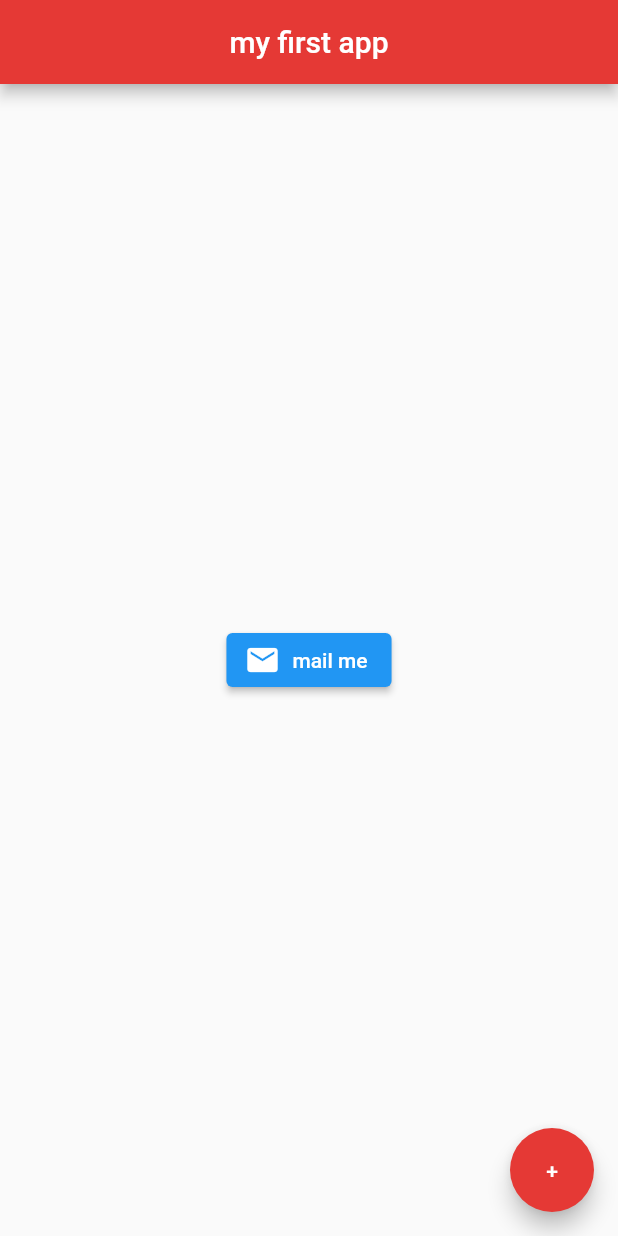
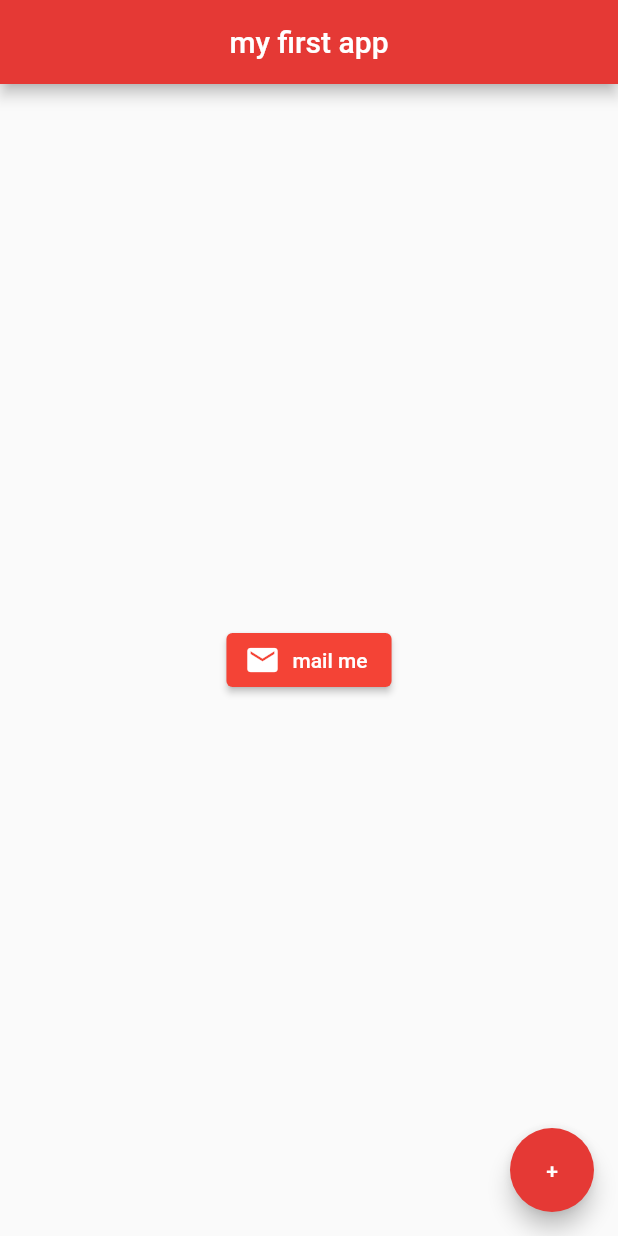
Before and after one commit to habibfr/Aplikasi-Flutter, a Flutter app: the screen it shows after launch, on a phone screen of 412 x 824 dp. Run offline on Flutter 3.47's test engine with Material 2 defaults, Android fonts, the phone set to English and light mode, and no system bars.

Commit message:
add a style icon button

```diff
--- a/first_app/lib/main.dart
+++ b/first_app/lib/main.dart
@@ -19,8 +19,13 @@ class Home extends StatelessWidget {
       ),
       body: Center(
         child: ElevatedButton.icon(
-          icon: const Icon(Icons.mail),
-          label: const Text("mail me"),
+          icon: Icon(
+            Icons.mail,
+          ),
+          label: Text("mail me"),
+          style: ElevatedButton.styleFrom(
+            backgroundColor: Colors.red,
+          ),
           onPressed: () {
             print("you click me!");
           },
```
